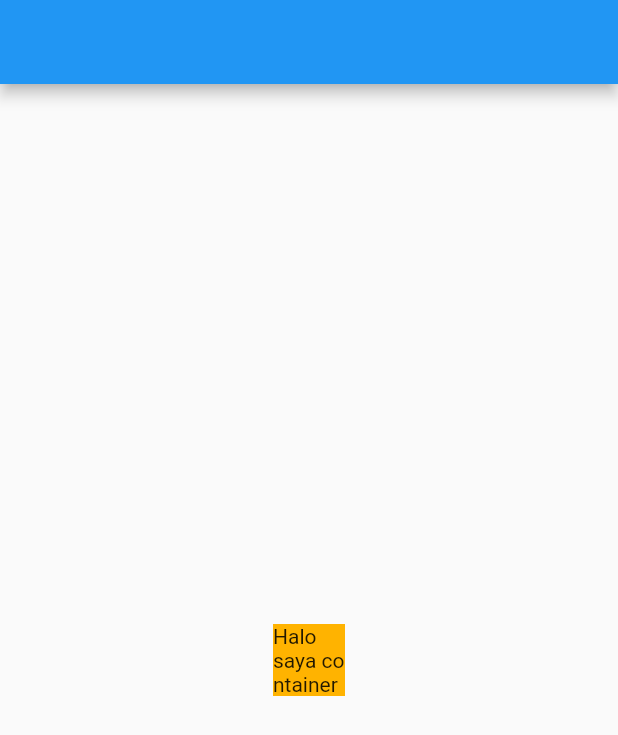
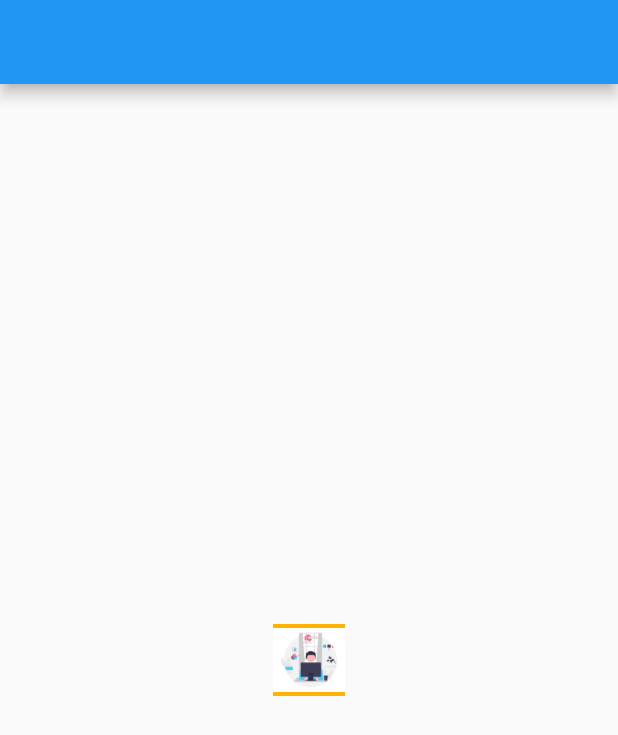
Before and after one commit to balinux/prokom, a Flutter app: the screen it shows after launch, on a phone screen of 412 x 824 dp. Shown: the top 735 px of the screen. Run offline on Flutter 3.47's test engine with Material 2 defaults, Android fonts, the phone set to English and light mode, and no system bars.

Commit message:
update: menampilan gambar

```diff
--- a/lib/main.dart
+++ b/lib/main.dart
@@ -58,7 +58,7 @@ class _MyAppState extends State<MyApp> with WidgetsBindingObserver {
           width: 48.0,
           height: 48.0,
           child: Center(
-            child: Text("Halo saya container"),
+            child: Image.asset('assets/images/image1.png')
           ),
         ),
       ),
--- a/pubspec.yaml
+++ b/pubspec.yaml
@@ -45,9 +45,8 @@ flutter:
   uses-material-design: true
 
   # To add assets to your application, add an assets section, like this:
-  # assets:
-  #   - images/a_dot_burr.jpeg
-  #   - images/a_dot_ham.jpeg
+  assets:
+    - assets/images/image1.png
 
   # An image asset can refer to one or more resolution-specific "variants", see
   # https://flutter.dev/assets-and-images/#resolution-aware.
```
Also changed, not shown: assets/images/image1.png (added).
